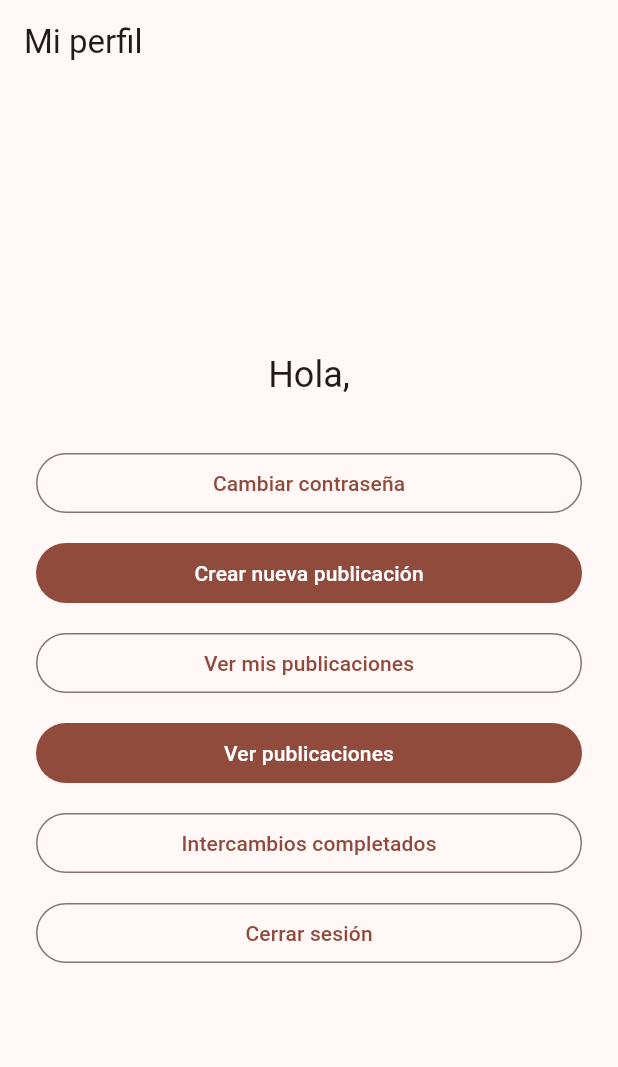
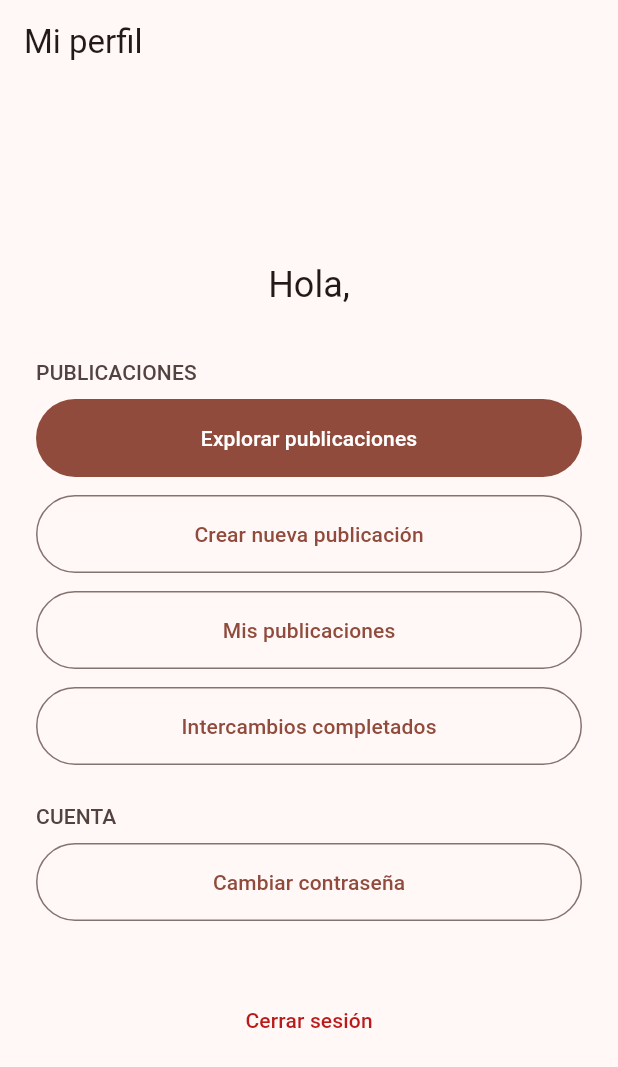
Before and after one commit to Job-Natanael-Contreras-Garzon/IHC-2, a Flutter app: the PantallaPerfil screen opened by its route, on a phone screen of 412 x 824 dp. Shown: the top 1067 px of the screen. Run offline on Flutter 3.47's test engine with Material 3 defaults, Android fonts, the phone set to English and light mode, and no system bars; our stand-ins replace flutter_dotenv, go_router, shared_preferences; accounts and stored records are empty; network calls fail.

Commit message:
fix: aplicar mejora de interacción

```diff
--- a/trueque-u/app/lib/pantallas/pantalla_perfil.dart
+++ b/trueque-u/app/lib/pantallas/pantalla_perfil.dart
@@ -6,14 +6,44 @@ import '../estado/controlador_autenticacion.dart';
 import '../widgets/pagina_acceso.dart';
 
 /// RUTA PRIVADA ("/perfil"): sin sesión, el router redirige a "/iniciar-sesion".
+///
+/// Mejora de interacción (Clase 16):
+/// - Fitts: botones más altos y "Cerrar sesión" separada del resto.
+/// - Hick: acciones agrupadas en dos bloques y una sola acción principal.
+/// - Carga cognitiva: etiquetas distintas entre sí y relleno solo en la principal.
 class PantallaPerfil extends StatelessWidget {
   const PantallaPerfil({super.key});
+
+  // Alto mínimo de los botones. Se usa la densidad estándar porque en escritorio
+  // la densidad por defecto es compacta y deja los botones más bajos.
+  static const _alto = Size.fromHeight(52);
 
   @override
   Widget build(BuildContext context) {
     final usuario = context.watch<ControladorAutenticacion>().usuario;
     // Al cerrar sesión, el router tarda un instante en redirigir.
     if (usuario == null) return const SizedBox.shrink();
+
+    final colores = Theme.of(context).colorScheme;
+    final estiloTitulo = Theme.of(context)
+        .textTheme
+        .titleSmall
+        ?.copyWith(color: colores.onSurfaceVariant);
+
+    final estiloPrincipal = FilledButton.styleFrom(
+      minimumSize: _alto,
+      visualDensity: VisualDensity.standard,
+    );
+    final estiloContorno = OutlinedButton.styleFrom(
+      minimumSize: _alto,
+      visualDensity: VisualDensity.standard,
+    );
+    // Cerrar sesión: sin relleno y en rojo, para que no se confunda con las demás.
+    final estiloSalir = TextButton.styleFrom(
+      minimumSize: _alto,
+      visualDensity: VisualDensity.standard,
+      foregroundColor: colores.error,
+    );
 
     return PaginaAcceso(
       titulo: 'Mi perfil',
@@ -24,33 +54,49 @@ class PantallaPerfil extends StatelessWidget {
           style: Theme.of(context).textTheme.headlineSmall,
         ),
         const SizedBox(height: 32),
-        OutlinedButton(
-          onPressed: () => context.go('/cambiar-contrasena'),
-          child: const Text('Cambiar contraseña'),
+
+        // ---- Bloque 1: publicaciones (la acción principal va primero) ----
+        Text('PUBLICACIONES', style: estiloTitulo),
+        const SizedBox(height: 8),
+        FilledButton(
+          style: estiloPrincipal,
+          // Feed de todas las publicaciones (cards en cuadrícula)
+          onPressed: () => context.go('/feed'),
+          child: const Text('Explorar publicaciones'),
         ),
         const SizedBox(height: 12),
-        FilledButton(
+        OutlinedButton(
+          style: estiloContorno,
           onPressed: () => context.go('/publicacion'),
           child: const Text('Crear nueva publicación'),
         ),
         const SizedBox(height: 12),
         OutlinedButton(
+          style: estiloContorno,
           onPressed: () => context.go('/mis-publicaciones'),
-          child: const Text('Ver mis publicaciones'),
-        ),
-        const SizedBox(height: 12),
-        // Botón para acceder al feed de todas las publicaciones (cards en cuadrícula)
-        FilledButton(
-          onPressed: () => context.go('/feed'),
-          child: const Text('Ver publicaciones'),
+          child: const Text('Mis publicaciones'),
         ),
         const SizedBox(height: 12),
         OutlinedButton(
+          style: estiloContorno,
           onPressed: () => context.go('/intercambios'),
           child: const Text('Intercambios completados'),
         ),
-        const SizedBox(height: 12),
+        const SizedBox(height: 24),
+
+        // ---- Bloque 2: cuenta ----
+        Text('CUENTA', style: estiloTitulo),
+        const SizedBox(height: 8),
         OutlinedButton(
+          style: estiloContorno,
+          onPressed: () => context.go('/cambiar-contrasena'),
+          child: const Text('Cambiar contraseña'),
+        ),
+
+        // Espacio grande para que "Cerrar sesión" no se toque por error.
+        const SizedBox(height: 40),
+        TextButton(
+          style: estiloSalir,
           // Al cerrar la sesión, el router redirige solo al inicio de sesión.
           onPressed: () => context.read<ControladorAutenticacion>().cerrarSesion(),
           child: const Text('Cerrar sesión'),
```
